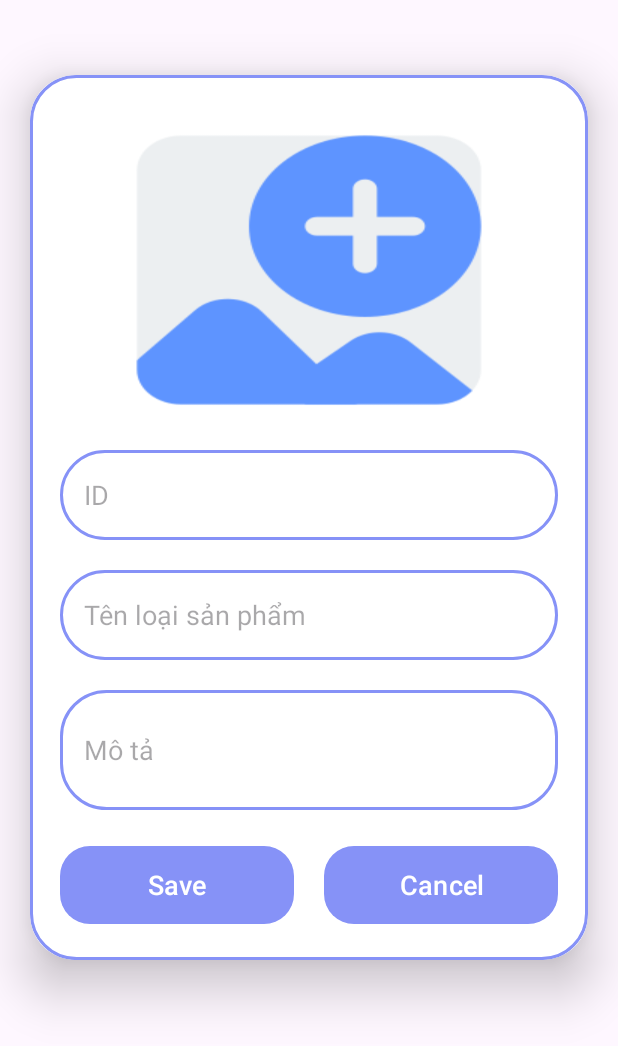
After one commit to Devcujx2112/AppOrderFood, an Android app: the layout activity_admin_add_type_food.xml on its own in the app's theme, with its tools: preview values and no code run, on a phone screen of 412 x 824 dp. The commit adds this screen. Shown: the top 1046 px of the screen. Run offline under Robolectric (Android 15) with nearby library versions, the phone set to English and light mode, and no system bars.

Commit message:
Add TypeFood

```diff
--- a/app/build.gradle
+++ b/app/build.gradle
@@ -40,7 +40,7 @@ dependencies {
     androidTestImplementation libs.ext.junit
     androidTestImplementation libs.espresso.core
     implementation("com.google.firebase:firebase-analytics")
-    implementation(platform("com.google.firebase:firebase-bom:33.5.1"))
+    implementation(platform("com.google.firebase:firebase-bom:33.7.0"))
     implementation 'com.google.firebase:firebase-auth:23.0.0'
     implementation 'com.google.firebase:firebase-database:20.0.0'
     implementation 'com.github.bumptech.glide:glide:4.14.2'
--- a/app/src/main/AndroidManifest.xml
+++ b/app/src/main/AndroidManifest.xml
@@ -3,6 +3,7 @@
     xmlns:tools="http://schemas.android.com/tools"
     package="com.tungduong.orderfood">
 
+    <uses-permission android:name="android.permission.READ_EXTERNAL_STORAGE" />
     <uses-permission android:name="android.permission.INTERNET" />
 
     <application
@@ -15,6 +16,9 @@
         android:supportsRtl="true"
         android:theme="@style/Theme.OrderFood"
         tools:targetApi="31">
+        <activity
+            android:name=".GUI.Admin_AddTypeFood"
+            android:exported="false" />
         <activity
             android:name=".GUI.GUI_LockAccount"
             android:exported="false" />
--- a/app/src/main/java/com/tungduong/orderfood/GUI/GUI_AdminPage.java
+++ b/app/src/main/java/com/tungduong/orderfood/GUI/GUI_AdminPage.java
@@ -48,6 +48,7 @@ public class GUI_AdminPage extends AppCompatActivity implements NavigationView.O
                 break;
             case R.id.nav_TypeFood:
                 getSupportFragmentManager().beginTransaction().replace(R.id.fragment_container, new Admin_TypeFood()).commit();
+                break;
             case R.id.nav_Product:
                 getSupportFragmentManager().beginTransaction().replace(R.id.fragment_container, new Admin_Product()).commit();
                 break;
--- /dev/null
+++ b/app/src/main/res/layout/activity_admin_add_type_food.xml
@@ -0,0 +1,100 @@
+<ScrollView
+    xmlns:android="http://schemas.android.com/apk/res/android"
+    xmlns:app="http://schemas.android.com/apk/res-auto"
+    xmlns:tools="http://schemas.android.com/tools"
+    android:id="@+id/main"
+    android:layout_width="match_parent"
+    android:layout_height="match_parent"
+    tools:context=".GUI.Admin_AddTypeFood">
+
+    <androidx.cardview.widget.CardView
+        android:layout_width="match_parent"
+        android:layout_height="wrap_content"
+        android:layout_marginTop="50dp"
+        android:layout_marginEnd="20dp"
+        android:layout_marginStart="20dp"
+        app:cardCornerRadius="30dp"
+        app:cardElevation="20dp">
+
+        <LinearLayout
+            android:layout_width="match_parent"
+            android:layout_height="wrap_content"
+            android:orientation="vertical"
+            android:layout_gravity="center_horizontal"
+            android:padding="20dp"
+            android:background="@drawable/lavender_border">
+
+            <ImageView
+                android:layout_width="wrap_content"
+                android:layout_height="200dp"
+                android:src="@drawable/add_image"
+                android:id="@+id/upload_img"
+                android:layout_marginTop="10dp"
+                android:layout_gravity="center"
+                android:scaleType="fitXY" />
+
+            <EditText
+                android:layout_width="match_parent"
+                android:layout_height="60dp"
+                android:id="@+id/upload_id"
+                android:background="@drawable/lavender_border"
+                android:layout_marginTop="20dp"
+                android:padding="16dp"
+                android:hint="ID"
+                android:gravity="start|center_vertical"
+                android:textColor="@color/lavender" />
+
+            <EditText
+                android:layout_width="match_parent"
+                android:layout_height="60dp"
+                android:id="@+id/upload_nameTypeFood"
+                android:background="@drawable/lavender_border"
+                android:layout_marginTop="20dp"
+                android:padding="16dp"
+                android:hint="Tên loại sản phẩm"
+                android:gravity="start|center_vertical"
+                android:textColor="@color/lavender" />
+
+            <EditText
+                android:layout_width="match_parent"
+                android:layout_height="80dp"
+                android:id="@+id/upload_moTa"
+                android:background="@drawable/lavender_border"
+                android:layout_marginTop="20dp"
+                android:padding="16dp"
+                android:hint="Mô tả"
+                android:gravity="start|center_vertical"
+                android:textColor="@color/lavender" />
+
+            <LinearLayout
+                android:layout_width="match_parent"
+                android:layout_height="wrap_content"
+                android:orientation="horizontal"
+                android:layout_marginTop="20dp"
+                android:gravity="center_horizontal">
+
+                <Button
+                    android:layout_width="0dp"
+                    android:layout_height="60dp"
+                    android:layout_weight="1"
+                    android:text="Save"
+                    android:id="@+id/saveButton"
+                    android:textSize="18sp"
+                    app:cornerRadius="20dp"
+                    android:layout_marginEnd="10dp" />
+
+                <Button
+                    android:layout_width="0dp"
+                    android:layout_height="60dp"
+                    android:layout_weight="1"
+                    android:text="Cancel"
+                    android:id="@+id/CanCelButton"
+                    android:textSize="18sp"
+                    app:cornerRadius="20dp"
+                    android:layout_marginStart="10dp" />
+            </LinearLayout>
+
+        </LinearLayout>
+
+    </androidx.cardview.widget.CardView>
+</ScrollView>
--- a/app/src/main/res/layout/nav_header.xml
+++ b/app/src/main/res/layout/nav_header.xml
@@ -23,7 +23,7 @@
     <TextView
         android:layout_width="wrap_content"
         android:layout_height="wrap_content"
-        android:text="Vutungduongnight@gmail.com"
+        android:text="dev.duongvu2112@gmail.com"
         android:textColor="@color/white"
         android:textSize="14dp"
         android:layout_marginBottom="16dp"/>
--- a/gradle/libs.versions.toml
+++ b/gradle/libs.versions.toml
@@ -8,6 +8,9 @@ material = "1.12.0"
 activity = "1.9.3"
 constraintlayout = "2.1.4"
 firebaseStorage = "21.0.1"
+googleGmsGoogleServices = "4.4.2"
+firebaseDatabase = "21.0.0"
+firebaseAuth = "23.1.0"
 
 [libraries]
 junit = { group = "junit", name = "junit", version.ref = "junit" }
@@ -18,6 +21,9 @@ material = { group = "com.google.android.material", name = "material", version.r
 activity = { group = "androidx.activity", name = "activity", version.ref = "activity" }
 constraintlayout = { group = "androidx.constraintlayout", name = "constraintlayout", version.ref = "constraintlayout" }
 firebase-storage = { group = "com.google.firebase", name = "firebase-storage", version.ref = "firebaseStorage" }
+firebase-database = { group = "com.google.firebase", name = "firebase-database", version.ref = "firebaseDatabase" }
+firebase-auth = { group = "com.google.firebase", name = "firebase-auth", version.ref = "firebaseAuth" }
 
 [plugins]
 android-application = { id = "com.android.application", version.ref = "agp" }
+google-gms-google-services = { id = "com.google.gms.google-services", version.ref = "googleGmsGoogleServices" }
```
Also changed, not shown: app/src/main/java/com/tungduong/orderfood/DAO/DAO_TypeFood.java (+27 -0 lines), app/src/main/java/com/tungduong/orderfood/GUI/Admin_AddTypeFood.java (+133 -1 lines), app/src/main/java/com/tungduong/orderfood/GUI/Admin_TypeFood.java (+11 -0 lines), app/src/main/res/layout/fragment_admin__don_hang.xml (+2 -18 lines), app/src/main/res/layout/fragment_admin__type_food.xml (+18 -7 lines), app/src/main/res/drawable/add_image.png (added), 1 other file.
